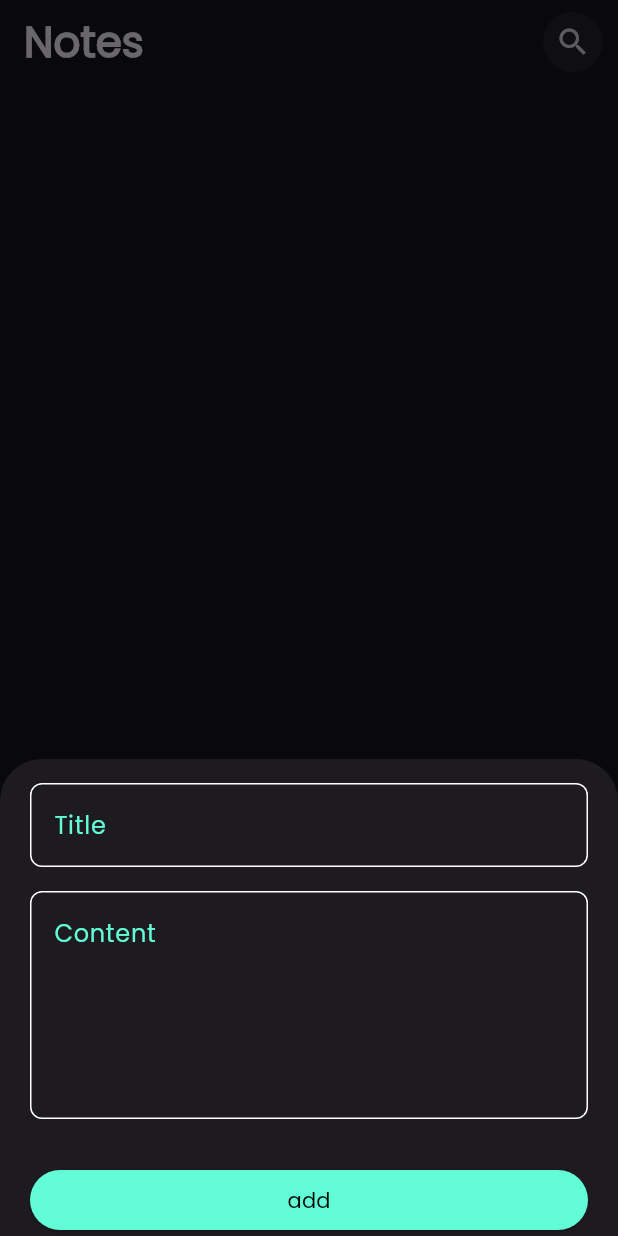
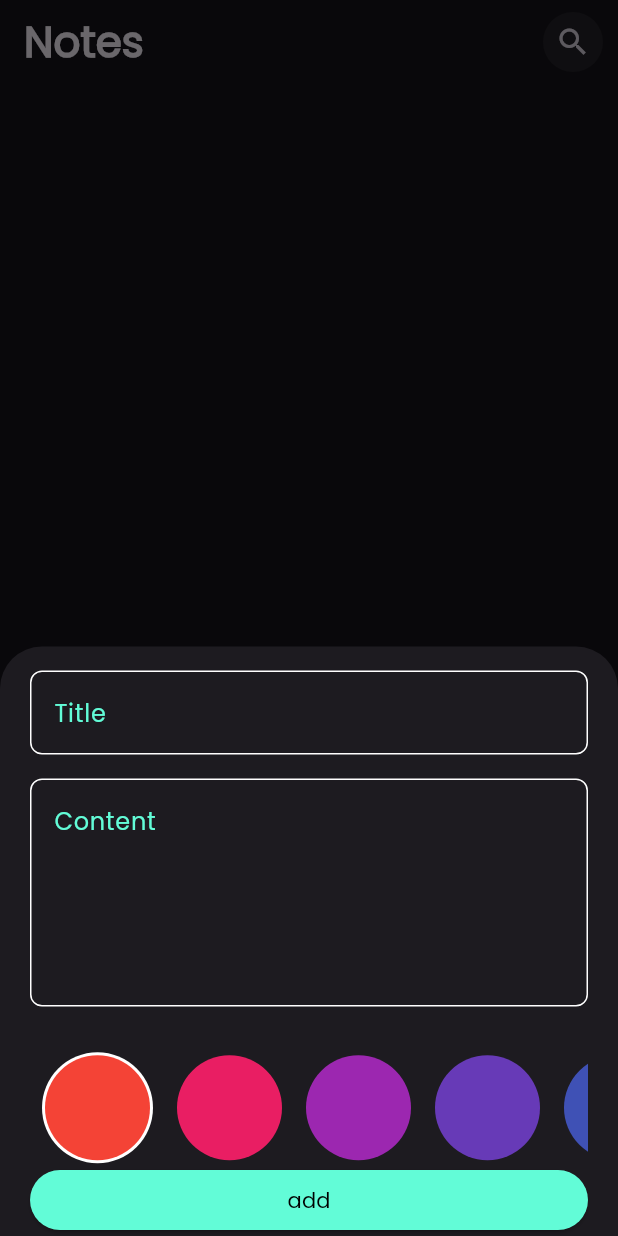
Before and after one commit to IsraaAliAbdelfattah/notes-App, a Flutter app: the screen it shows after launch, after a tap on the "add" icon, on a phone screen of 412 x 824 dp. Run offline on Flutter 3.47's test engine with Material 3 defaults, Android fonts, the phone set to English and light mode, and no system bars; our stand-ins replace bloc, flutter_bloc, hive, hive_flutter; accounts and stored records are empty.

Commit message:
finishing app

```diff
--- a/lib/Views/notes_view.dart
+++ b/lib/Views/notes_view.dart
@@ -4,15 +4,24 @@ import 'package:noteapp/cubits/notes_cubit/notes_cubit.dart';
 import 'package:noteapp/widgets/add_note_widget.dart';
 import 'package:noteapp/widgets/notes_list_view.dart';
 
-class NotesView extends StatelessWidget {
+class NotesView extends StatefulWidget {
   const NotesView({super.key});
   static String id = 'Notes View';
 
   @override
+  State<NotesView> createState() => _NotesViewState();
+}
+
+class _NotesViewState extends State<NotesView> {
+  @override
+  void initState() {
+    // TODO: implement initState
+    BlocProvider.of<NotesCubit>(context).fetchAllNotes();
+    super.initState();
+  }
+  @override
   Widget build(BuildContext context) {
-    return BlocProvider(
-      create: (context) => NotesCubit()..fetchAllNotes(),
-      child: Scaffold(
+    return Scaffold(
       appBar: AppBar(
         elevation: 0,
         backgroundColor: Colors.transparent,
@@ -59,7 +68,6 @@ class NotesView extends StatelessWidget {
           color: Colors.black,
         ),
       ),
-      ),
     );
   }
 }
--- a/lib/constants.dart
+++ b/lib/constants.dart
@@ -2,3 +2,4 @@ import 'package:flutter/material.dart';
 
 const kprimarycolor=Color(0xff62FCD7);
 const knotebox='note_box';
+const kColorList = Colors.primaries;
--- a/lib/cubits/add_note_cubit/add_note_cubit.dart
+++ b/lib/cubits/add_note_cubit/add_note_cubit.dart
@@ -13,9 +13,10 @@ part 'add_note_state.dart';
 class AddNoteCubit extends Cubit<AddNoteState> {
   AddNoteCubit() : super(AddNoteInitial());
 
-  Color color= Colors.primaries[0];
+  Color color= const Color(0xffF1E9DB);
 
   addNote(NoteModel note) async {
+    note.color=color.value;
     emit(AddNoteLoading());
     try {
       var notesBox = Hive.box<NoteModel>(knotebox);
--- a/lib/main.dart
+++ b/lib/main.dart
@@ -4,12 +4,13 @@ import 'package:hive_flutter/adapters.dart';
 import 'package:noteapp/Views/edit_note_view.dart';
 import 'package:noteapp/Views/notes_view.dart';
 import 'package:noteapp/constants.dart';
+import 'package:noteapp/cubits/notes_cubit/notes_cubit.dart';
 import 'package:noteapp/models/note_model.dart';
 import 'package:noteapp/simple_bloc_observer.dart';
 
 void main() async {
   await Hive.initFlutter();
-  Bloc.observer=SimpleBlocObserver();
+  Bloc.observer = SimpleBlocObserver();
   Hive.registerAdapter(NoteModlAdapter());
   await Hive.openBox<NoteModel>(knotebox);
 
@@ -21,14 +22,17 @@ class NotesApp extends StatelessWidget {
 
   @override
   Widget build(BuildContext context) {
-    return MaterialApp(
+    return BlocProvider(
+      create: (context) => NotesCubit(),
+      child: MaterialApp(
         debugShowCheckedModeBanner: false,
         initialRoute: NotesView.id,
         theme: ThemeData(brightness: Brightness.dark, fontFamily: 'Poppins'),
         routes: {
           NotesView.id: (context) => const NotesView(),
-        EditNoteView.id: (context) => const EditNoteView(),
+
         },
+      ),
     );
   }
 }
--- a/lib/models/note_model.dart
+++ b/lib/models/note_model.dart
@@ -3,13 +3,13 @@ part 'note_model.g.dart';
 @HiveType(typeId: 0)
 class NoteModel extends HiveObject{
   @HiveField(0)
-  final String title;
+   String title;
   @HiveField(1)
-  final String subtitle;
+   String subtitle;
   @HiveField(2)
-  final String date;
+   String date;
   @HiveField(3)
-  final int color;
+  int color;
 
   NoteModel({required this.title, required this.subtitle, required this.date, required this.color});
 
--- a/lib/widgets/add_note_form.dart
+++ b/lib/widgets/add_note_form.dart
@@ -3,6 +3,8 @@ import 'package:flutter_bloc/flutter_bloc.dart';
 import 'package:intl/intl.dart';
 import 'package:noteapp/cubits/add_note_cubit/add_note_cubit.dart';
 import 'package:noteapp/models/note_model.dart';
+import 'package:noteapp/widgets/color_item.dart';
+import 'package:noteapp/widgets/colors_listview.dart';
 import 'package:noteapp/widgets/custom_button.dart';
 import 'package:noteapp/widgets/custom_text_field.dart';
 class AddNoteForm extends StatefulWidget {
@@ -45,6 +47,7 @@ class _AddNoteFormState extends State<AddNoteForm> {
           const SizedBox(
             height: 30,
           ),
+          ColorsListView(),
           BlocBuilder<AddNoteCubit, AddNoteState>(
             builder: (context, state) {
               return CustomButton(
--- /dev/null
+++ b/lib/widgets/color_item.dart
@@ -0,0 +1,24 @@
+
+import 'package:flutter/material.dart';
+
+class ColorItem extends StatelessWidget {
+  const ColorItem({super.key, required this.isActive, required this.color});
+  final bool isActive;
+  final Color color;
+  @override
+  Widget build(BuildContext context) {
+    return isActive
+        ? CircleAvatar(
+            backgroundColor: Colors.white,
+            radius: 37,
+            child: CircleAvatar(
+              radius: 35,
+              backgroundColor: color,
+            ),
+          )
+        : CircleAvatar(
+            radius: 35,
+            backgroundColor: color,
+          );
+  }
+}
--- /dev/null
+++ b/lib/widgets/colors_listview.dart
@@ -0,0 +1,45 @@
+
+import 'package:flutter/material.dart';
+import 'package:flutter_bloc/flutter_bloc.dart';
+import 'package:noteapp/constants.dart';
+import '../cubits/add_note_cubit/add_note_cubit.dart';
+import 'color_item.dart';
+
+class ColorsListView extends StatefulWidget {
+  const ColorsListView({super.key});
+
+  @override
+  State<ColorsListView> createState() => _ColorsListViewState();
+}
+
+class _ColorsListViewState extends State<ColorsListView> {
+  int currentIndex = 0;
+
+  @override
+  Widget build(BuildContext context) {
+    return SizedBox(
+      height: 75,
+      child: ListView.builder(
+        scrollDirection: Axis.horizontal,
+        itemCount: kColorList.length,
+        itemBuilder: (context, index) {
+          return Padding(
+            padding: const EdgeInsets.symmetric(horizontal: 8.0),
+            child: InkWell(
+              onTap: () {
+                currentIndex = index;
+                BlocProvider.of<AddNoteCubit>(context).color =
+                    kColorList[index];
+                setState(() {});
+              },
+              child: ColorItem(
+                isActive: currentIndex == index,
+                color: kColorList[index],
+              ),
+            ),
+          );
+        },
+      ),
+    );
+  }
+}
--- a/lib/widgets/coustom_card.dart
+++ b/lib/widgets/coustom_card.dart
@@ -12,7 +12,9 @@ final NoteModel notes;
   Widget build(BuildContext context) {
     return GestureDetector(
       onTap: (){
-        Navigator.pushNamed(context, EditNoteView.id);
+        Navigator.push(context, MaterialPageRoute(builder: (context){
+          return EditNoteView(note: notes);
+        }));
       },
       child: Stack(
         children: [
--- a/lib/widgets/custom_text_field.dart
+++ b/lib/widgets/custom_text_field.dart
@@ -2,14 +2,16 @@ import 'package:flutter/material.dart';
 import 'package:noteapp/constants.dart';
 
 class CustomTextField extends StatelessWidget {
-  const CustomTextField({super.key,required this.text,  this.maxlines=1, this.onsaved});
+  const CustomTextField({super.key,required this.text,  this.maxlines=1, this.onsaved, this.onChanged});
 final String text;
 final int maxlines;
 final void Function(String?)? onsaved;
+final Function(String)? onChanged;
   @override
   Widget build(BuildContext context) {
     return TextFormField(
       onSaved: onsaved,
+      onChanged:onChanged,
       validator: (value){
         if(value?.isEmpty??true){
           return 'Value is required';
```
Also changed, not shown: lib/Views/edit_note_view.dart (+39 -6 lines), lib/widgets/edit_note_color_list.dart (added, +60 -0 lines). Lines whose indentation alone changed are shown as unchanged.
